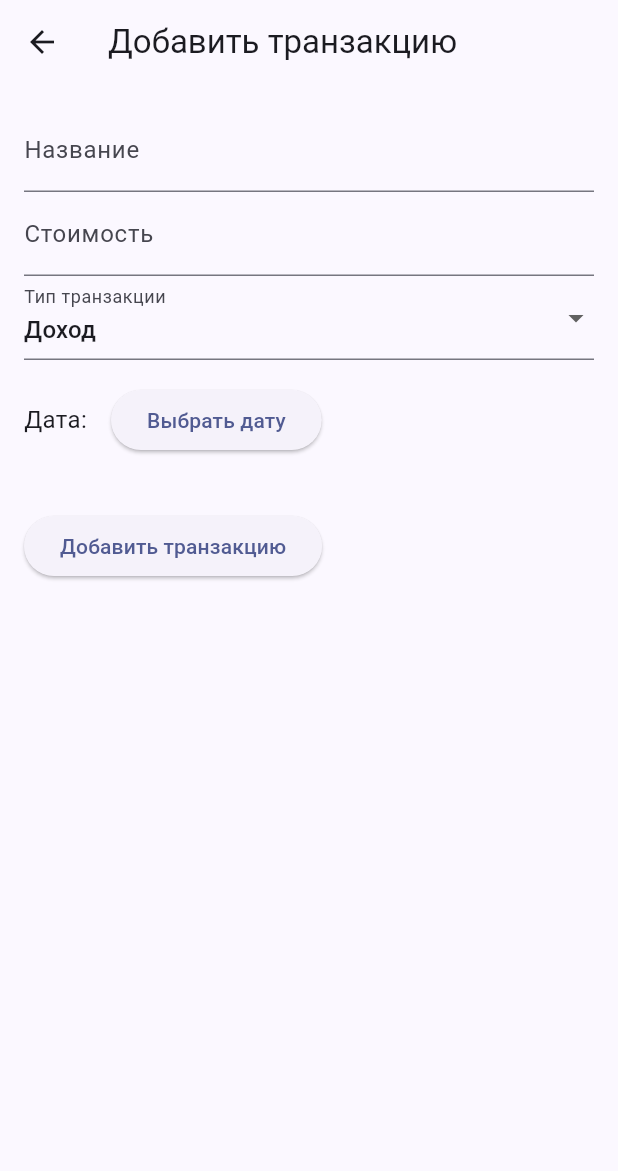
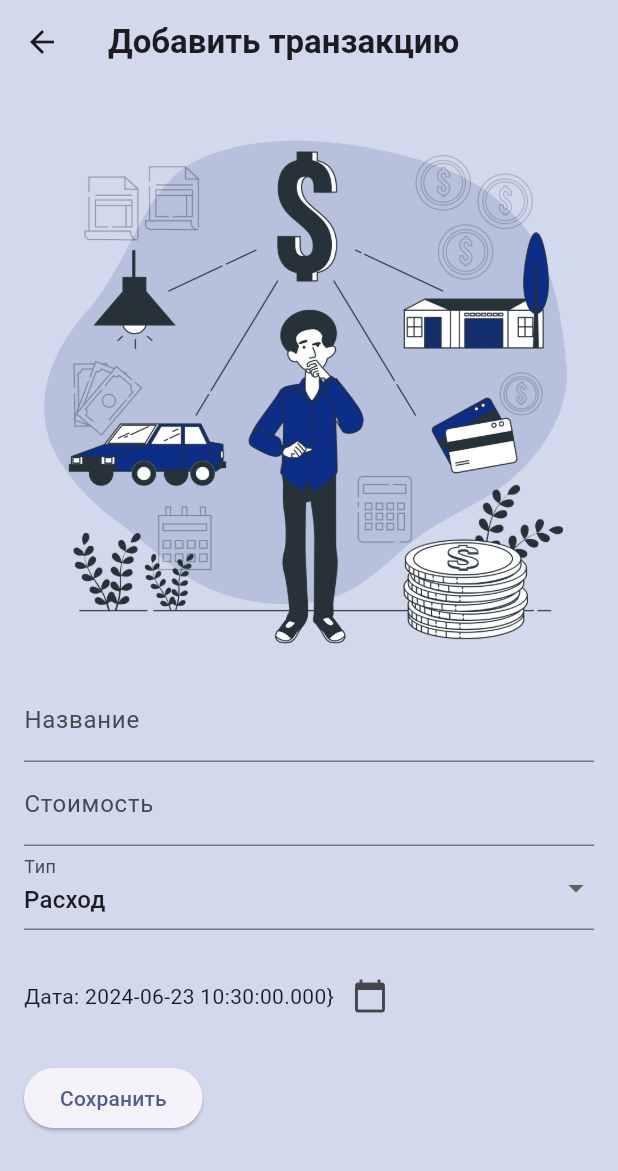
Before and after one commit to pXenia/my_budget, a Flutter app: the screen it shows after launch, item 2 of the bottom bar chosen, after a tap on the "add" icon, on a phone screen of 412 x 824 dp. Shown: the top 1171 px of the screen. Run offline on Flutter 3.47's test engine with Material 3 defaults, Android fonts, the phone set to English and light mode, and no system bars; our stand-ins replace flutter_mobx, get_it, hive, hive_flutter, mobx; accounts and stored records are empty; generated files the repository leaves out were written again; network calls fail.

Commit message:
Added DB

```diff
--- /dev/null
+++ b/lib/app.dart
@@ -0,0 +1,32 @@
+import 'package:get_it/get_it.dart';
+import 'package:my_budget/presentation/state/transaction_store.dart';
+
+import 'data/data_sources/local/database.dart';
+import 'data/repositories/transaction_repository_impl.dart';
+import 'domain/repositories/transaction_repository.dart';
+import 'domain/usecases/add_transaction.dart';
+import 'domain/usecases/delete_transaction.dart';
+import 'domain/usecases/get_transactions.dart';
+
+final getIt = GetIt.instance;
+
+Future<void> init() async {
+  getIt.registerLazySingleton<Database>(() => DatabaseImpl());
+
+  // Repositories
+  getIt.registerLazySingleton<TransactionRepository>(() => TransactionRepositoryImpl(hiveDatabase: getIt()));
+
+  // Usecases
+  getIt.registerLazySingleton(() => GetTransactions(getIt()));
+  getIt.registerLazySingleton(() => DeleteTransaction(getIt()));
+  getIt.registerLazySingleton(() => AddTransaction(getIt()));
+
+
+  // Stores
+  getIt.registerFactory(() => TransactionStore(
+    getTransactions: getIt(),
+    addTransaction: getIt(),
+    deleteTransaction: getIt(),
+  ));
+
+}
--- /dev/null
+++ b/lib/data/models/transaction_model.dart
@@ -0,0 +1,29 @@
+import 'package:hive/hive.dart';
+
+part 'transaction_model.g.dart';
+
+@HiveType(typeId: 0)
+class TransactionModel extends HiveObject {
+  @HiveField(0)
+  final int id;
+
+  @HiveField(1)
+  final String name;
+
+  @HiveField(2)
+  final DateTime date;
+
+  @HiveField(3)
+  final bool type;
+
+  @HiveField(4)
+  final double cost;
+
+  TransactionModel({
+    required this.id,
+    required this.name,
+    required this.date,
+    required this.type,
+    required this.cost,
+  });
+}
--- a/lib/main.dart
+++ b/lib/main.dart
@@ -1,9 +1,26 @@
 import 'package:flutter/material.dart';
+import 'package:hive/hive.dart';
+import 'package:hive_flutter/adapters.dart';
 import 'package:my_budget/presentation/history_page.dart';
 import 'package:my_budget/presentation/home_page.dart';
 
-void main() {
-  runApp(const MyApp());
+import 'data/models/transaction_model.dart';
+import 'data/models/wish_model.dart';
+import 'app.dart' as di;
+
+void main() async {
+  WidgetsFlutterBinding.ensureInitialized();
+  await Hive.initFlutter();
+
+  // Register adapters
+  Hive.registerAdapter(TransactionModelAdapter());
+  Hive.registerAdapter(WishModelAdapter());
+
+  // Open boxes
+  await Hive.openBox<TransactionModel>('transactions');
+  await Hive.openBox<WishModel>('wishes');
+  await di.init();
+  runApp(MyApp());
 }
 
 class MyApp extends StatelessWidget {
--- /dev/null
+++ b/lib/presentation/add_transaction_page.dart
@@ -0,0 +1,155 @@
+import 'package:flutter/material.dart';
+import 'package:get_it/get_it.dart';
+import 'package:my_budget/presentation/state/transaction_store.dart';
+
+import '../data/models/transaction_model.dart';
+
+class AddTransactionScreen extends StatefulWidget {
+  @override
+  _AddTransactionScreenState createState() => _AddTransactionScreenState();
+}
+
+class _AddTransactionScreenState extends State<AddTransactionScreen> {
+  final _formKey = GlobalKey<FormState>();
+  String _transactionName = '';
+  double _transactionCost = 0.0;
+  bool _isIncome = false;
+  DateTime _selectedDate = DateTime.now();
+
+  final TransactionStore transactionStore = GetIt.instance<TransactionStore>();
+
+  Future<void> _selectDate(BuildContext context) async {
+    final DateTime? picked = await showDatePicker(
+      context: context,
+      initialDate: _selectedDate,
+      firstDate: DateTime(2000),
+      lastDate: DateTime(2101),
+    );
+    if (picked != null && picked != _selectedDate) {
+      setState(() {
+        _selectedDate = picked;
+      });
+    }
+  }
+
+  @override
+  Widget build(BuildContext context) {
+    return Scaffold(
+      backgroundColor: Color(0xffd2d9ec),
+      appBar: AppBar(
+        backgroundColor: Color(0xffd2d9ec),
+        title: Text(
+          'Добавить транзакцию',
+          style: TextStyle(
+            fontWeight: FontWeight.bold,
+          ),
+        ),
+      ),
+      body: Padding(
+        padding: const EdgeInsets.all(16.0),
+        child: Column(
+          children: [
+            Image.asset(
+              'assets/personal_finance.png',
+              width: double.infinity,
+              height: 380,
+              fit: BoxFit.cover,
+            ),
+            Form(
+              key: _formKey,
+              child: Column(
+                crossAxisAlignment: CrossAxisAlignment.start,
+                children: [
+                  TextFormField(
+                    decoration: InputDecoration(labelText: 'Название'),
+                    validator: (value) {
+                      if (value == null || value.isEmpty) {
+                        return 'Пожалуйста, введите название';
+                      }
+                      return null;
+                    },
+                    onSaved: (value) {
+                      _transactionName = value!;
+                    },
+                  ),
+                  TextFormField(
+                    decoration: InputDecoration(labelText: 'Стоимость'),
+                    keyboardType: TextInputType.number,
+                    validator: (value) {
+                      if (value == null || value.isEmpty) {
+                        return 'Пожалуйста, введите стоимость';
+                      }
+                      try {
+                        double.parse(value);
+                      } catch (_) {
+                        return 'Пожалуйста, введите правильное значение';
+                      }
+                      return null;
+                    },
+                    onSaved: (value) {
+                      _transactionCost = double.parse(value!);
+                    },
+                  ),
+                  DropdownButtonFormField<bool>(
+                    decoration: InputDecoration(labelText: 'Тип'),
+                    value: _isIncome,
+                    items: [
+                      DropdownMenuItem(
+                        value: true,
+                        child: Text('Доход'),
+                      ),
+                      DropdownMenuItem(
+                        value: false,
+                        child: Text('Расход'),
+                      ),
+                    ],
+                    onChanged: (value) {
+                      setState(() {
+                        _isIncome = value!;
+                      });
+                    },
+                  ),
+                  SizedBox(height: 20),
+                  Row(
+                    children: [
+                      Text(
+                        'Дата: $_selectedDate}',
+                      ),
+                      IconButton(
+                        icon: Icon(Icons.calendar_today),
+                        onPressed: () => _selectDate(context),
+                      ),
+                    ],
+                  ),
+                  SizedBox(height: 20),
+                  ElevatedButton(
+                    onPressed: _saveForm,
+                    child: Text('Сохранить'),
+                  ),
+                ],
+              ),
+            ),
+          ],
+        ),
+      ),
+    );
+  }
+
+  void _saveForm() {
+    if (_formKey.currentState!.validate()) {
+      _formKey.currentState!.save();
+
+      final newTransaction = TransactionModel(
+        id: transactionStore.nextId,
+        name: _transactionName,
+        date: _selectedDate,
+        type: _isIncome,
+        cost: _transactionCost,
+      );
+
+      transactionStore.createTransaction(newTransaction);
+      Navigator.pop(context);
+    }
+  }
+
+}
--- a/lib/presentation/tools/add_transaction_page.dart
+++ /dev/null
@@ -1,153 +0,0 @@
-import 'package:flutter/material.dart';
-import 'package:flutter/services.dart';
-
-class AddTransactionPage extends StatefulWidget {
-  @override
-  _AddTransactionPageState createState() => _AddTransactionPageState();
-}
-
-class _AddTransactionPageState extends State<AddTransactionPage> {
-  final _formKey = GlobalKey<FormState>();
-  String _transactionName = '';
-  double _transactionAmount = 0.0;
-  bool _isIncome = true;
-  DateTime _selectedDate = DateTime.now();
-
-  @override
-  Widget build(BuildContext context) {
-    return Scaffold(
-      appBar: AppBar(
-        title: Text('Добавить транзакцию'),
-      ),
-      body: Padding(
-        padding: const EdgeInsets.all(16.0),
-        child: Form(
-          key: _formKey,
-          child: Column(
-            crossAxisAlignment: CrossAxisAlignment.start,
-            children: [
-              // Поле для ввода названия
-              TextFormField(
-                decoration: InputDecoration(labelText: 'Название'),
-                validator: (value) {
-                  if (value == null || value.isEmpty) {
-                    return 'Пожалуйста, введите название';
-                  }
-                  return null;
-                },
-                onSaved: (value) {
-                  _transactionName = value!;
-                },
-              ),
-              // Поле для ввода стоимости
-              TextFormField(
-                decoration: InputDecoration(labelText: 'Стоимость'),
-                keyboardType: TextInputType.number,
-                inputFormatters: [FilteringTextInputFormatter.digitsOnly],
-                validator: (value) {
-                  if (value == null || value.isEmpty) {
-                    return 'Пожалуйста, введите стоимость';
-                  }
-                  try {
-                    double.parse(value);
-                  } catch (_) {
-                    return 'Пожалуйста, введите правильное значение';
-                  }
-                  return null;
-                },
-                onSaved: (value) {
-                  _transactionAmount = double.parse(value!);
-                },
-              ),
-              // Dropdown для выбора доход или расход
-              DropdownButtonFormField<bool>(
-                decoration: InputDecoration(labelText: 'Тип транзакции'),
-                value: _isIncome,
-                items: [
-                  DropdownMenuItem(
-                    value: true,
-                    child: Text('Доход'),
-                  ),
-                  DropdownMenuItem(
-                    value: false,
-                    child: Text('Расход'),
-                  ),
-                ],
-                onChanged: (value) {
-                  setState(() {
-                    _isIncome = value!;
-                  });
-                },
-              ),
-              // Выбор даты
-              Padding(
-                padding: const EdgeInsets.symmetric(vertical: 16.0),
-                child: Row(
-                  children: [
-                    Text(
-                      'Дата: ${_selectedDate.toLocal()}'.split(' ')[0],
-                      style: TextStyle(fontSize: 16),
-                    ),
-                    SizedBox(width: 16),
-                    ElevatedButton(
-                      onPressed: () => _selectDate(context),
-                      child: Text('Выбрать дату'),
-                    ),
-                  ],
-                ),
-              ),
-              SizedBox(height: 20),
-              // Кнопка для сохранения формы
-              ElevatedButton(
-                onPressed: () {
-                  if (_formKey.currentState!.validate()) {
-                    _formKey.currentState!.save();
-                    final newTransaction = Transaction(
-                      isIncome: _isIncome,
-                      name: _transactionName,
-                      amount: _transactionAmount,
-                      date: _selectedDate,
-                    );
-                    // Здесь можно сохранить новую транзакцию
-                    print('Новая транзакция: ${newTransaction.name}, ${newTransaction.amount}, ${newTransaction.isIncome ? "Доход" : "Расход"}');
-                    Navigator.pop(context);
-                  }
-                },
-                child: Text('Добавить транзакцию'),
-              ),
-            ],
-          ),
-        ),
-      ),
-    );
-  }
-
-  // Метод для выбора даты
-  Future<void> _selectDate(BuildContext context) async {
-    final DateTime? pickedDate = await showDatePicker(
-      context: context,
-      initialDate: _selectedDate,
-      firstDate: DateTime(2000),
-      lastDate: DateTime(2101),
-    );
-    if (pickedDate != null && pickedDate != _selectedDate)
-      setState(() {
-        _selectedDate = pickedDate;
-      });
-  }
-}
-
-// Класс для хранения данных о транзакции
-class Transaction {
-  final bool isIncome;
-  final String name;
-  final double amount;
-  final DateTime date;
-
-  Transaction({
-    required this.isIncome,
-    required this.name,
-    required this.amount,
-    required this.date,
-  });
-}
```
Also changed, not shown: lib/data/data_sources/local/database.dart (added, +54 -0 lines), lib/data/models/wish_model.dart (added, +25 -0 lines), lib/data/repositories/transaction_repository_impl.dart (added, +24 -0 lines), lib/domain/repositories/transaction_repository.dart (added, +7 -0 lines), lib/domain/usecases/add_transaction.dart (added, +12 -0 lines), lib/domain/usecases/delete_transaction.dart (added, +12 -0 lines), lib/domain/usecases/get_transactions.dart (added, +12 -0 lines), lib/presentation/history_page.dart (+21 -59 lines), lib/presentation/state/transaction_store.dart (added, +45 -0 lines), lib/presentation/tools/Transaction.dart (+4 -14 lines), pubspec.yaml (+9 -0 lines), lib/data/models/transaction_model.g.dart (added), lib/data/models/wish_model.g.dart (added), lib/presentation/state/transaction_store.g.dart (added), 1 more files, 1 other file.
